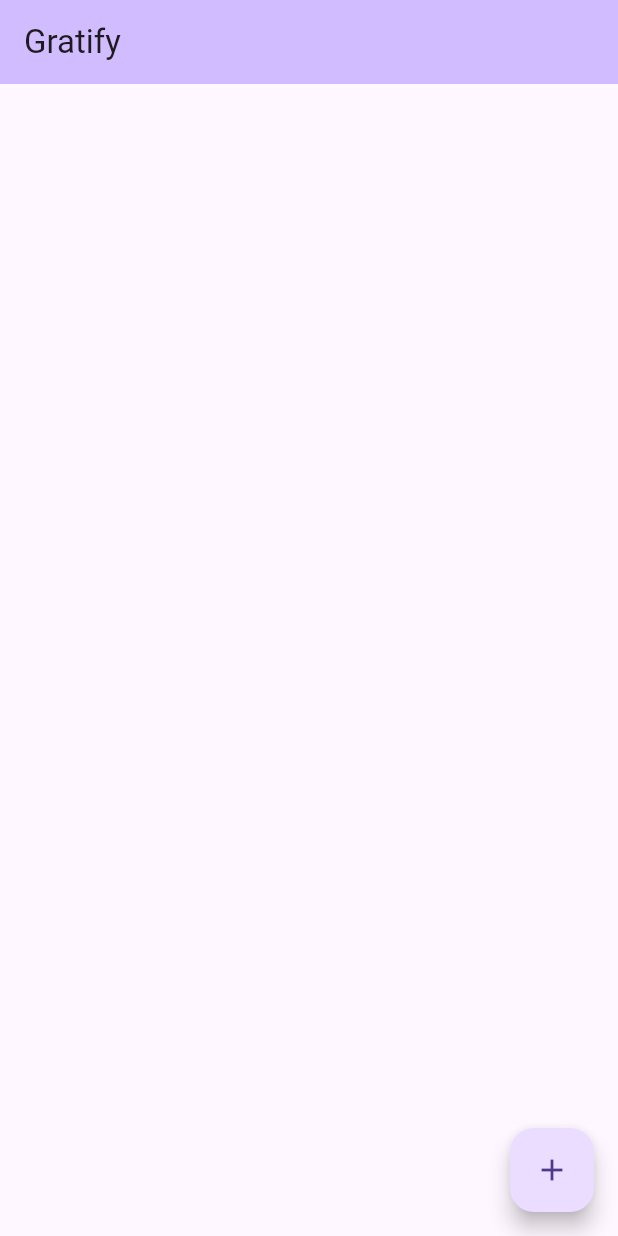
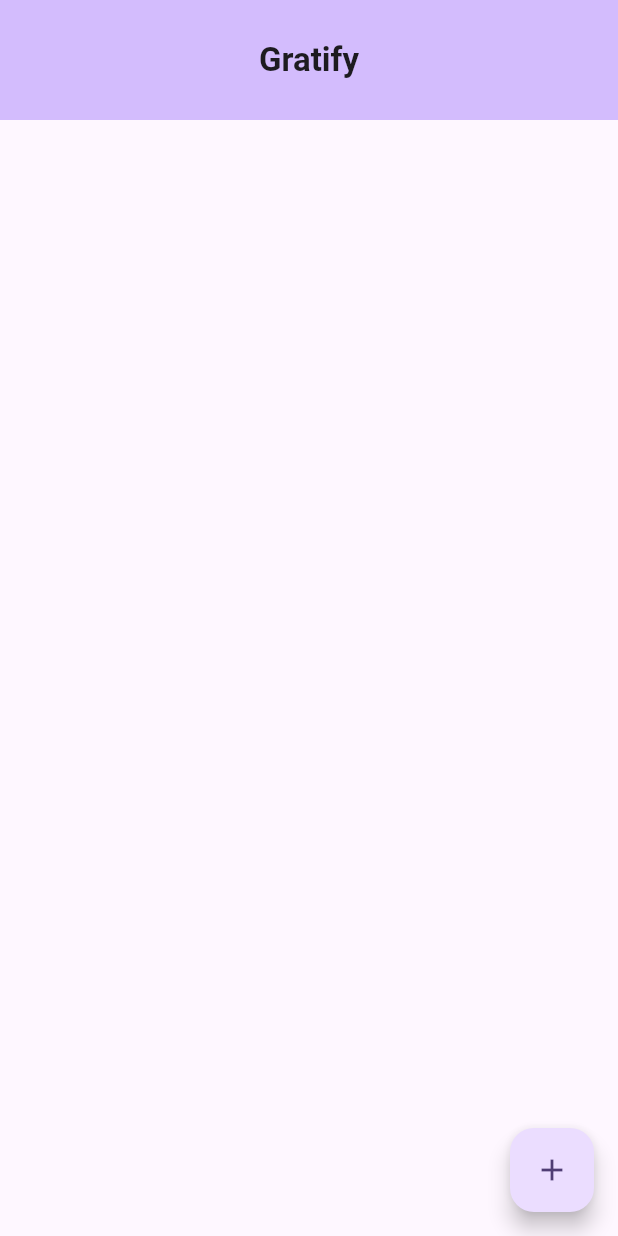
Before and after one commit to kushagra-xo/gratitude, a Flutter app: the screen it shows after launch, on a phone screen of 412 x 824 dp. Run offline on Flutter 3.47's test engine with Material 3 defaults, Android fonts, the phone set to English and light mode, and no system bars; drawn by our look-alikes of dynamic_color.

Commit message:
feat:(dynamic colors)

```diff
--- a/lib/main.dart
+++ b/lib/main.dart
@@ -1,4 +1,5 @@
 import 'package:flutter/material.dart';
+import 'package:dynamic_color/dynamic_color.dart';
 
 void main() {
   runApp(const MyApp());
@@ -15,13 +16,27 @@
 
   @override
   Widget build(BuildContext context) {
+    return DynamicColorBuilder(
+      builder: (ColorScheme? lightDynamic, ColorScheme? darkDynamic) {
+        final ColorScheme lightScheme = lightDynamic ??
+            ColorScheme.fromSeed(seedColor: Colors.deepPurple);
+        final ColorScheme darkScheme = darkDynamic ?? ColorScheme.fromSeed(
+            seedColor: Colors.deepPurple, brightness: Brightness.dark);
         return MaterialApp(
           title: 'Gratitude App',
           theme: ThemeData(
+            colorScheme: lightScheme,
             useMaterial3: true,
           ),
+          darkTheme: ThemeData(
+            colorScheme: darkScheme,
+            useMaterial3: true,
+          ),
+          themeMode: ThemeMode.system,
           home: const MyHomePage(title: 'Gratify'),
           debugShowCheckedModeBanner: false,
+        );
+      },
     );
   }
   // mostly has meta-data such as the title, type of theme and so on
@@ -88,7 +103,9 @@
     return Scaffold( // provides basic structure for the screen
       appBar: AppBar(
         backgroundColor: Theme.of(context).colorScheme.inversePrimary,
-        title: Text(widget.title),
+        title: Text(widget.title, style: TextStyle(fontWeight: FontWeight.bold),),
+        centerTitle: true,
+        toolbarHeight: 80,
       ),
       floatingActionButton:FloatingActionButton(
         onPressed: _showAddEntryDialog,
--- a/pubspec.yaml
+++ b/pubspec.yaml
@@ -34,6 +34,7 @@
   # The following adds the Cupertino Icons font to your application.
   # Use with the CupertinoIcons class for iOS style icons.
   cupertino_icons: ^1.0.8
+  dynamic_color: ^1.7.0
 
 dev_dependencies:
   flutter_test:
```
Also changed, not shown: pubspec.lock, 5 other files. Lines whose indentation alone changed are shown as unchanged.
